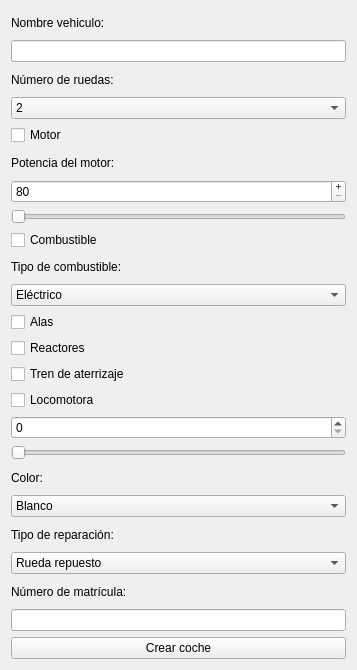
This is crearvehiculoui.ui in dcontt00/ac-practica2 as Qt 5 draws it before an edit. The edited form follows.
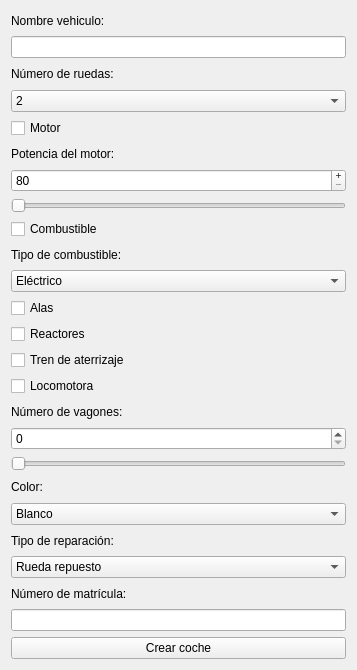
This is the edited form.

Commit message: Retocado el disenio de la ventana crear vehiculo

The edit to the form file:
```diff
--- a/crearvehiculoui.ui
+++ b/crearvehiculoui.ui
@@ -171,6 +171,13 @@
      </property>
     </widget>
    </item>
+   <item>
+    <widget class="QLabel" name="label">
+     <property name="text">
+      <string>Número de vagones:</string>
+     </property>
+    </widget>
+   </item>
    <item>
     <widget class="QSpinBox" name="spinBoxVagones"/>
    </item>
```
